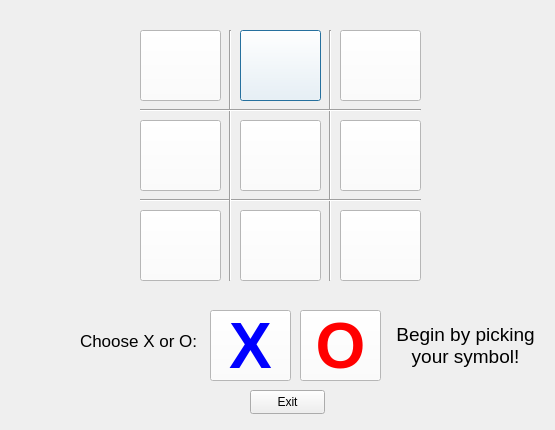
Above: GamesApp/tic_tac_toe.ui from NoahMcKearney/Software-Team-Project before the change. Below: the same form after it.
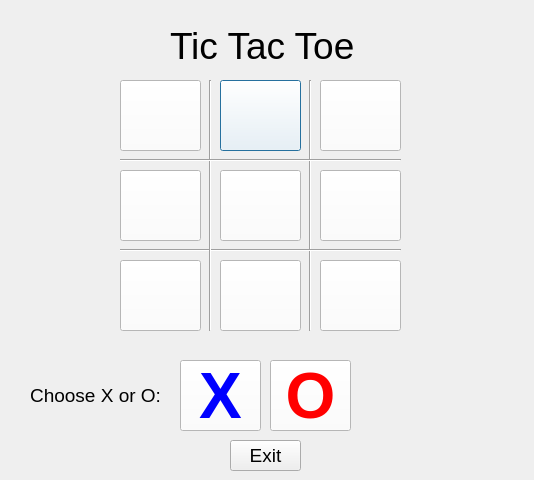
That is the form after the change.

Commit message: added new feature (win)

```diff
--- a/GamesApp/tic_tac_toe.ui
+++ b/GamesApp/tic_tac_toe.ui
@@ -6,8 +6,8 @@
    <rect>
     <x>0</x>
     <y>0</y>
-    <width>555</width>
-    <height>430</height>
+    <width>534</width>
+    <height>480</height>
    </rect>
   </property>
   <property name="windowTitle">
@@ -16,8 +16,8 @@
   <widget class="Line" name="line_2">
    <property name="geometry">
     <rect>
-     <x>320</x>
-     <y>30</y>
+     <x>300</x>
+     <y>80</y>
      <width>20</width>
      <height>251</height>
     </rect>
@@ -34,29 +34,11 @@
     <enum>Qt::Vertical</enum>
    </property>
   </widget>
-  <widget class="QLabel" name="label">
-   <property name="geometry">
-    <rect>
-     <x>80</x>
-     <y>330</y>
-     <width>121</width>
-     <height>21</height>
-    </rect>
-   </property>
-   <property name="font">
-    <font>
-     <pointsize>13</pointsize>
-    </font>
-   </property>
-   <property name="text">
-    <string>Choose X or O: </string>
-   </property>
-  </widget>
   <widget class="QPushButton" name="SecondpushButton">
    <property name="geometry">
     <rect>
-     <x>240</x>
-     <y>30</y>
+     <x>220</x>
+     <y>80</y>
      <width>81</width>
      <height>71</height>
     </rect>
@@ -89,8 +71,8 @@
   <widget class="QPushButton" name="XChoicepushbutton">
    <property name="geometry">
     <rect>
-     <x>210</x>
-     <y>310</y>
+     <x>180</x>
+     <y>360</y>
      <width>81</width>
      <height>71</height>
     </rect>
@@ -132,8 +114,8 @@
   <widget class="QPushButton" name="EighthpushButton">
    <property name="geometry">
     <rect>
-     <x>240</x>
-     <y>210</y>
+     <x>220</x>
+     <y>260</y>
      <width>81</width>
      <height>71</height>
     </rect>
@@ -166,8 +148,8 @@
   <widget class="QPushButton" name="FourthpushButton">
    <property name="geometry">
     <rect>
-     <x>140</x>
-     <y>120</y>
+     <x>120</x>
+     <y>170</y>
      <width>81</width>
      <height>71</height>
     </rect>
@@ -200,8 +182,8 @@
   <widget class="QPushButton" name="NinthpushButton">
    <property name="geometry">
     <rect>
-     <x>340</x>
-     <y>210</y>
+     <x>320</x>
+     <y>260</y>
      <width>81</width>
      <height>71</height>
     </rect>
@@ -235,8 +217,8 @@
   <widget class="Line" name="line_5">
    <property name="geometry">
     <rect>
-     <x>140</x>
-     <y>190</y>
+     <x>120</x>
+     <y>240</y>
      <width>281</width>
      <height>20</height>
     </rect>
@@ -256,8 +238,8 @@
   <widget class="Line" name="line">
    <property name="geometry">
     <rect>
-     <x>220</x>
-     <y>30</y>
+     <x>200</x>
+     <y>80</y>
      <width>20</width>
      <height>251</height>
     </rect>
@@ -277,8 +259,8 @@
   <widget class="QPushButton" name="OChoicepushbutton">
    <property name="geometry">
     <rect>
-     <x>300</x>
-     <y>310</y>
+     <x>270</x>
+     <y>360</y>
      <width>81</width>
      <height>71</height>
     </rect>
@@ -307,6 +289,9 @@
    <property name="checkable">
     <bool>true</bool>
    </property>
+   <property name="checked">
+    <bool>false</bool>
+   </property>
    <property name="autoDefault">
     <bool>true</bool>
    </property>
@@ -317,8 +302,8 @@
   <widget class="QPushButton" name="FirstpushButton">
    <property name="geometry">
     <rect>
-     <x>140</x>
-     <y>30</y>
+     <x>120</x>
+     <y>80</y>
      <width>81</width>
      <height>71</height>
     </rect>
@@ -353,8 +338,8 @@
   <widget class="QPushButton" name="SeventhpushButton">
    <property name="geometry">
     <rect>
-     <x>140</x>
-     <y>210</y>
+     <x>120</x>
+     <y>260</y>
      <width>81</width>
      <height>71</height>
     </rect>
@@ -387,8 +372,8 @@
   <widget class="QPushButton" name="FifthpushButton">
    <property name="geometry">
     <rect>
-     <x>240</x>
-     <y>120</y>
+     <x>220</x>
+     <y>170</y>
      <width>81</width>
      <height>71</height>
     </rect>
@@ -411,6 +396,9 @@
    <property name="checkable">
     <bool>true</bool>
    </property>
+   <property name="checked">
+    <bool>false</bool>
+   </property>
    <property name="autoDefault">
     <bool>true</bool>
    </property>
@@ -421,8 +409,8 @@
   <widget class="Line" name="line_4">
    <property name="geometry">
     <rect>
-     <x>140</x>
-     <y>100</y>
+     <x>120</x>
+     <y>150</y>
      <width>281</width>
      <height>20</height>
     </rect>
@@ -442,8 +430,8 @@
   <widget class="QPushButton" name="ThirdpushButton">
    <property name="geometry">
     <rect>
-     <x>340</x>
-     <y>30</y>
+     <x>320</x>
+     <y>80</y>
      <width>81</width>
      <height>71</height>
     </rect>
@@ -476,8 +464,8 @@
   <widget class="QPushButton" name="SixthpushButton">
    <property name="geometry">
     <rect>
-     <x>340</x>
-     <y>120</y>
+     <x>320</x>
+     <y>170</y>
      <width>81</width>
      <height>71</height>
     </rect>
@@ -510,8 +498,8 @@
   <widget class="QLabel" name="winningLabel">
    <property name="geometry">
     <rect>
-     <x>390</x>
-     <y>290</y>
+     <x>360</x>
+     <y>340</y>
      <width>151</width>
      <height>111</height>
     </rect>
@@ -522,7 +510,7 @@
     </font>
    </property>
    <property name="text">
-    <string>Begin by picking your symbol!</string>
+    <string/>
    </property>
    <property name="alignment">
     <set>Qt::AlignCenter</set>
@@ -534,16 +522,71 @@
   <widget class="QPushButton" name="exitButton">
    <property name="geometry">
     <rect>
-     <x>250</x>
-     <y>390</y>
-     <width>75</width>
-     <height>24</height>
+     <x>230</x>
+     <y>440</y>
+     <width>71</width>
+     <height>31</height>
     </rect>
    </property>
+   <property name="font">
+    <font>
+     <pointsize>14</pointsize>
+    </font>
+   </property>
    <property name="text">
     <string>Exit</string>
    </property>
   </widget>
+  <widget class="QLabel" name="titleLabel">
+   <property name="geometry">
+    <rect>
+     <x>170</x>
+     <y>-10</y>
+     <width>211</width>
+     <height>111</height>
+    </rect>
+   </property>
+   <property name="font">
+    <font>
+     <family>Tahoma</family>
+     <pointsize>28</pointsize>
+    </font>
+   </property>
+   <property name="autoFillBackground">
+    <bool>false</bool>
+   </property>
+   <property name="styleSheet">
+    <string notr="true">
+</string>
+   </property>
+   <property name="text">
+    <string>Tic Tac Toe</string>
+   </property>
+  </widget>
+  <widget class="QLabel" name="chooseLabel">
+   <property name="geometry">
+    <rect>
+     <x>20</x>
+     <y>340</y>
+     <width>151</width>
+     <height>111</height>
+    </rect>
+   </property>
+   <property name="font">
+    <font>
+     <pointsize>14</pointsize>
+    </font>
+   </property>
+   <property name="text">
+    <string>Choose X or O:</string>
+   </property>
+   <property name="alignment">
+    <set>Qt::AlignCenter</set>
+   </property>
+   <property name="wordWrap">
+    <bool>true</bool>
+   </property>
+  </widget>
  </widget>
  <layoutdefault spacing="6" margin="11"/>
  <resources>
```
Left out of the diff: 4 changed lines with no effect on the pictures. The commit also changes 2 other files.
